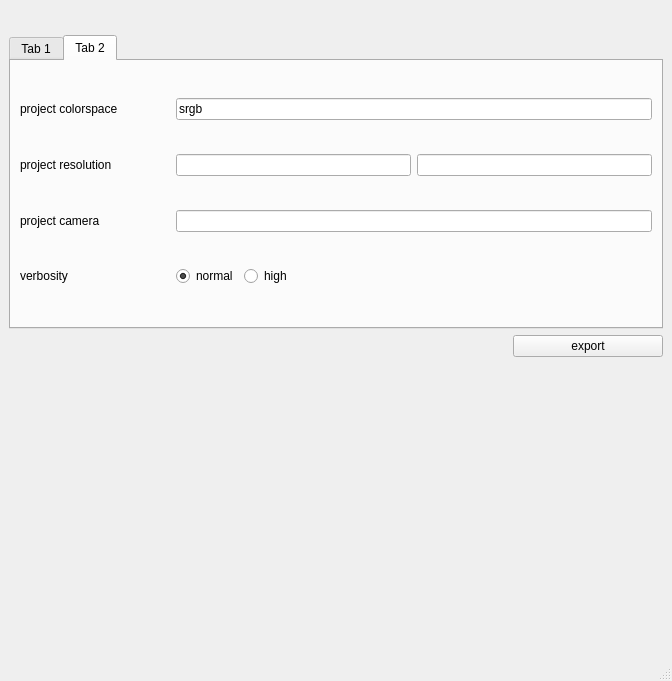
This is mayaToAppleseed.ui in dictoon/mayaseed as Qt 5 draws it before an edit. The edited form follows.
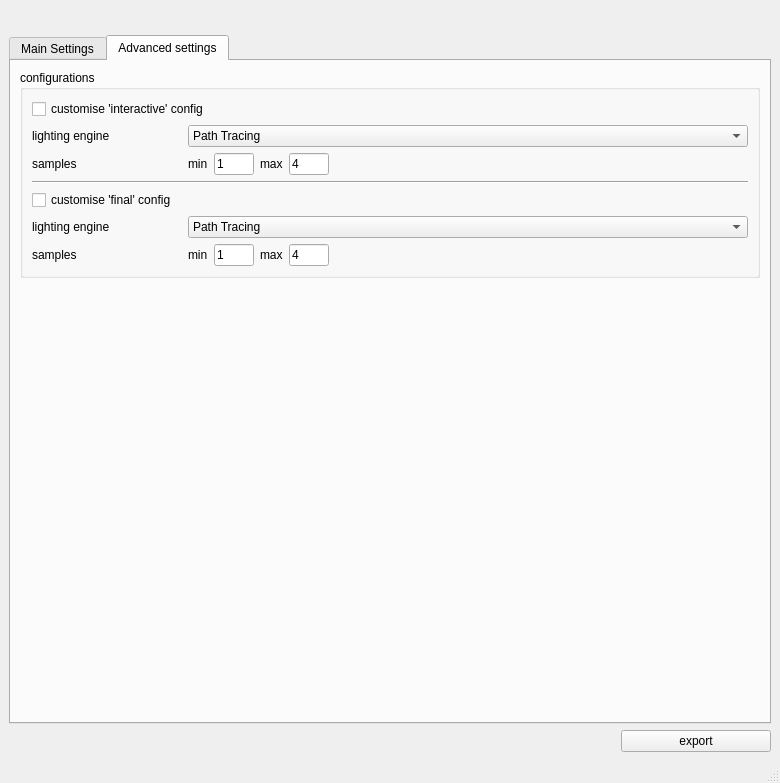
This is the edited form. Icons and pictures are not drawn.

Commit message: implemented 'configurations' section, needs input format checking on samples box to catch non numeric data

Patch:
```diff
--- a/mayaToAppleseed.ui
+++ b/mayaToAppleseed.ui
@@ -6,8 +6,8 @@
    <rect>
     <x>0</x>
     <y>0</y>
-    <width>672</width>
-    <height>681</height>
+    <width>780</width>
+    <height>783</height>
    </rect>
   </property>
   <property name="sizePolicy">
@@ -31,6 +31,9 @@
   <property name="windowTitle">
    <string>Maya to Appleseed exporter</string>
   </property>
+  <property name="autoFillBackground">
+   <bool>true</bool>
+  </property>
   <widget class="QWidget" name="centralwidget">
    <layout class="QVBoxLayout" name="verticalLayout_3">
     <item>
@@ -83,7 +86,7 @@
       </property>
       <widget class="QWidget" name="tab_3">
        <attribute name="title">
-        <string>Tab 1</string>
+        <string>Main Settings</string>
        </attribute>
        <layout class="QVBoxLayout" name="verticalLayout_5">
         <item>
@@ -213,37 +216,17 @@
       </widget>
       <widget class="QWidget" name="tab_4">
        <attribute name="title">
-        <string>Tab 2</string>
+        <string>Advanced settings</string>
        </attribute>
        <layout class="QVBoxLayout" name="verticalLayout_6">
         <item>
-         <layout class="QHBoxLayout" name="horizontalLayout_8">
-          <item>
-           <widget class="QLabel" name="label_7">
-            <property name="minimumSize">
-             <size>
-              <width>150</width>
-              <height>0</height>
-             </size>
-            </property>
-            <property name="text">
-             <string>project colorspace</string>
-            </property>
-           </widget>
-          </item>
+         <widget class="QGroupBox" name="groupBox">
+          <property name="title">
+           <string>configurations</string>
+          </property>
+          <layout class="QVBoxLayout" name="verticalLayout">
           <item>
-           <widget class="QLineEdit" name="lineEdit_6">
-            <property name="text">
-             <string>srgb</string>
-            </property>
-           </widget>
-          </item>
-         </layout>
-        </item>
-        <item>
-         <layout class="QHBoxLayout" name="horizontalLayout_7">
-          <item>
-           <widget class="QLabel" name="label_6">
+            <widget class="QCheckBox" name="m2s_customInteractiveConfigCheck">
             <property name="minimumSize">
              <size>
               <width>150</width>
@@ -251,72 +234,255 @@
              </size>
             </property>
             <property name="text">
-             <string>project resolution</string>
-            </property>
-           </widget>
-          </item>
-          <item>
-           <widget class="QLineEdit" name="lineEdit_5"/>
-          </item>
-          <item>
-           <widget class="QLineEdit" name="lineEdit_4"/>
-          </item>
-         </layout>
+              <string>customise 'interactive' config</string>
+             </property>
+            </widget>
         </item>
         <item>
          <layout class="QHBoxLayout" name="horizontalLayout">
           <item>
-           <widget class="QLabel" name="label_5">
-            <property name="minimumSize">
+              <widget class="QLabel" name="label_6">
+               <property name="maximumSize">
              <size>
               <width>150</width>
-              <height>0</height>
+                 <height>16777215</height>
              </size>
             </property>
             <property name="text">
-             <string>project camera</string>
+                <string>lighting engine</string>
             </property>
            </widget>
           </item>
           <item>
-           <widget class="QLineEdit" name="lineEdit_3"/>
+              <widget class="QComboBox" name="m2s_customInteractiveConfigEngine">
+               <item>
+                <property name="text">
+                 <string>Path Tracing</string>
+                </property>
+               </item>
+               <item>
+                <property name="text">
+                 <string>Distributed Ray Tracing</string>
+                </property>
+               </item>
+              </widget>
           </item>
          </layout>
         </item>
         <item>
-         <layout class="QHBoxLayout" name="horizontalLayout_9">
+            <layout class="QHBoxLayout" name="horizontalLayout_7">
+             <item>
+              <widget class="QLabel" name="label_7">
+               <property name="minimumSize">
+                <size>
+                 <width>150</width>
+                 <height>0</height>
+                </size>
+               </property>
+               <property name="text">
+                <string>samples</string>
+               </property>
+              </widget>
+             </item>
+             <item>
+              <widget class="QLabel" name="label_9">
+               <property name="text">
+                <string>min</string>
+               </property>
+              </widget>
+             </item>
+             <item>
+              <widget class="QLineEdit" name="m2s_customInteractiveConfigMinSamples">
+               <property name="minimumSize">
+                <size>
+                 <width>40</width>
+                 <height>0</height>
+                </size>
+               </property>
+               <property name="maximumSize">
+                <size>
+                 <width>40</width>
+                 <height>16777215</height>
+                </size>
+               </property>
+               <property name="inputMethodHints">
+                <set>Qt::ImhNone</set>
+               </property>
+               <property name="inputMask">
+                <string/>
+               </property>
+               <property name="text">
+                <string>1</string>
+               </property>
+              </widget>
+             </item>
           <item>
            <widget class="QLabel" name="label_8">
+               <property name="text">
+                <string>max</string>
+               </property>
+              </widget>
+             </item>
+             <item>
+              <widget class="QLineEdit" name="m2s_customInteractiveConfigMaxSamples">
             <property name="minimumSize">
              <size>
+                 <width>40</width>
+                 <height>0</height>
+                </size>
+               </property>
+               <property name="maximumSize">
+                <size>
+                 <width>40</width>
+                 <height>16777215</height>
+                </size>
+               </property>
+               <property name="text">
+                <string>4</string>
+               </property>
+              </widget>
+             </item>
+             <item>
+              <spacer name="horizontalSpacer_6">
+               <property name="orientation">
+                <enum>Qt::Horizontal</enum>
+               </property>
+               <property name="sizeHint" stdset="0">
+                <size>
+                 <width>40</width>
+                 <height>20</height>
+                </size>
+               </property>
+              </spacer>
+             </item>
+            </layout>
+           </item>
+           <item>
+            <widget class="Line" name="line">
+             <property name="orientation">
+              <enum>Qt::Horizontal</enum>
+             </property>
+            </widget>
+           </item>
+           <item>
+            <widget class="QCheckBox" name="m2s_customFinalConfigCheck">
+             <property name="text">
+              <string>customise 'final' config</string>
+             </property>
+            </widget>
+           </item>
+           <item>
+            <layout class="QHBoxLayout" name="horizontalLayout_9">
+             <item>
+              <widget class="QLabel" name="label_11">
+               <property name="minimumSize">
+                <size>
               <width>150</width>
               <height>0</height>
              </size>
             </property>
+               <property name="maximumSize">
+                <size>
+                 <width>150</width>
+                 <height>16777215</height>
+                </size>
+               </property>
             <property name="text">
-             <string>verbosity</string>
+                <string>lighting engine</string>
             </property>
            </widget>
           </item>
           <item>
-           <widget class="QRadioButton" name="radioButton_2">
+              <widget class="QComboBox" name="m2s_customFinalConfigEngine">
+               <item>
             <property name="text">
-             <string>normal</string>
-            </property>
-            <property name="checked">
-             <bool>true</bool>
-            </property>
-           </widget>
-          </item>
+                 <string>Path Tracing</string>
+                </property>
+               </item>
+               <item>
+                <property name="text">
+                 <string>Distributed Ray Tracing</string>
+                </property>
+               </item>
+              </widget>
+             </item>
+            </layout>
+           </item>
           <item>
-           <widget class="QRadioButton" name="radioButton">
+            <layout class="QHBoxLayout" name="horizontalLayout_10">
+             <item>
+              <widget class="QLabel" name="label_12">
+               <property name="minimumSize">
+                <size>
+                 <width>150</width>
+                 <height>0</height>
+                </size>
+               </property>
             <property name="text">
-             <string>high</string>
+                <string>samples</string>
             </property>
            </widget>
           </item>
           <item>
-           <spacer name="horizontalSpacer_5">
+              <widget class="QLabel" name="label_13">
+               <property name="text">
+                <string>min</string>
+               </property>
+              </widget>
+             </item>
+             <item>
+              <widget class="QLineEdit" name="m2s_customFinalConfigMinSamples">
+               <property name="minimumSize">
+                <size>
+                 <width>40</width>
+                 <height>0</height>
+                </size>
+               </property>
+               <property name="maximumSize">
+                <size>
+                 <width>40</width>
+                 <height>16777215</height>
+                </size>
+               </property>
+               <property name="inputMethodHints">
+                <set>Qt::ImhNone</set>
+               </property>
+               <property name="inputMask">
+                <string/>
+               </property>
+               <property name="text">
+                <string>1</string>
+               </property>
+              </widget>
+             </item>
+             <item>
+              <widget class="QLabel" name="label_14">
+               <property name="text">
+                <string>max</string>
+               </property>
+              </widget>
+             </item>
+             <item>
+              <widget class="QLineEdit" name="m2s_customFinalConfigMaxSamples">
+               <property name="minimumSize">
+                <size>
+                 <width>40</width>
+                 <height>0</height>
+                </size>
+               </property>
+               <property name="maximumSize">
+                <size>
+                 <width>40</width>
+                 <height>16777215</height>
+                </size>
+               </property>
+               <property name="text">
+                <string>4</string>
+               </property>
+              </widget>
+             </item>
+             <item>
+              <spacer name="horizontalSpacer_7">
             <property name="orientation">
              <enum>Qt::Horizontal</enum>
             </property>
@@ -329,6 +495,22 @@
            </spacer>
           </item>
          </layout>
+           </item>
+          </layout>
+         </widget>
+        </item>
+        <item>
+         <spacer name="verticalSpacer">
+          <property name="orientation">
+           <enum>Qt::Vertical</enum>
+          </property>
+          <property name="sizeHint" stdset="0">
+           <size>
+            <width>20</width>
+            <height>40</height>
+           </size>
+          </property>
+         </spacer>
         </item>
        </layout>
       </widget>
@@ -367,19 +549,6 @@
       </item>
      </layout>
     </item>
-    <item>
-     <spacer name="verticalSpacer_2">
-      <property name="orientation">
-       <enum>Qt::Vertical</enum>
-      </property>
-      <property name="sizeHint" stdset="0">
-       <size>
-        <width>20</width>
-        <height>40</height>
-       </size>
-      </property>
-     </spacer>
-    </item>
    </layout>
   </widget>
   <widget class="QStatusBar" name="statusbar"/>
```
Left out of the diff: 23 changed lines with no effect on the pictures. Lines whose indentation alone changed are shown as unchanged. The commit also changes 1 other file.
